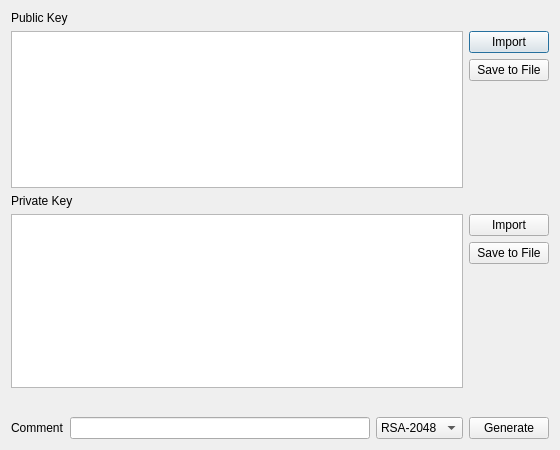
This is src/ui/generate-key-pair-dialog.ui in rewqazxv/pgp-again as Qt 5 draws it before an edit. The edited form follows.
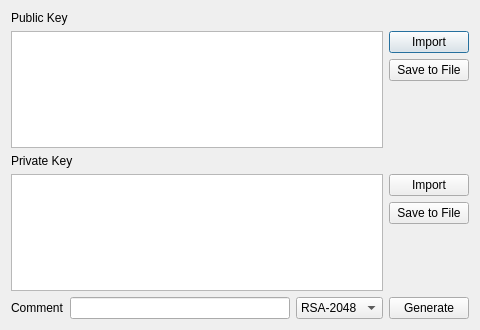
This is the edited form.

```diff
--- a/src/ui/generate-key-pair-dialog.ui
+++ b/src/ui/generate-key-pair-dialog.ui
@@ -6,8 +6,8 @@
    <rect>
     <x>0</x>
     <y>0</y>
-    <width>560</width>
-    <height>450</height>
+    <width>480</width>
+    <height>330</height>
    </rect>
   </property>
   <property name="windowTitle">
@@ -64,7 +64,14 @@
     </layout>
    </item>
    <item>
-    <layout class="QGridLayout" name="gridLayout_2">
+    <layout class="QGridLayout" name="gridLayout_3">
+     <item row="1" column="0">
+      <widget class="QPlainTextEdit" name="plainTextEdit_PrivateKey">
+       <property name="readOnly">
+        <bool>true</bool>
+       </property>
+      </widget>
+     </item>
      <item row="0" column="0">
       <widget class="QLabel" name="label_2">
        <property name="text">
@@ -103,14 +110,9 @@
        </item>
       </layout>
      </item>
-     <item row="1" column="0">
-      <widget class="QPlainTextEdit" name="plainTextEdit_PrivateKey">
-       <property name="readOnly">
-        <bool>true</bool>
-       </property>
-      </widget>
-     </item>
-     <item row="2" column="0">
+    </layout>
+   </item>
+   <item>
       <spacer name="verticalSpacer_3">
        <property name="orientation">
         <enum>Qt::Vertical</enum>
@@ -122,8 +124,6 @@
         </size>
        </property>
       </spacer>
-     </item>
-    </layout>
    </item>
    <item>
     <layout class="QHBoxLayout" name="horizontalLayout">
```
Lines whose indentation alone changed are shown as unchanged.
